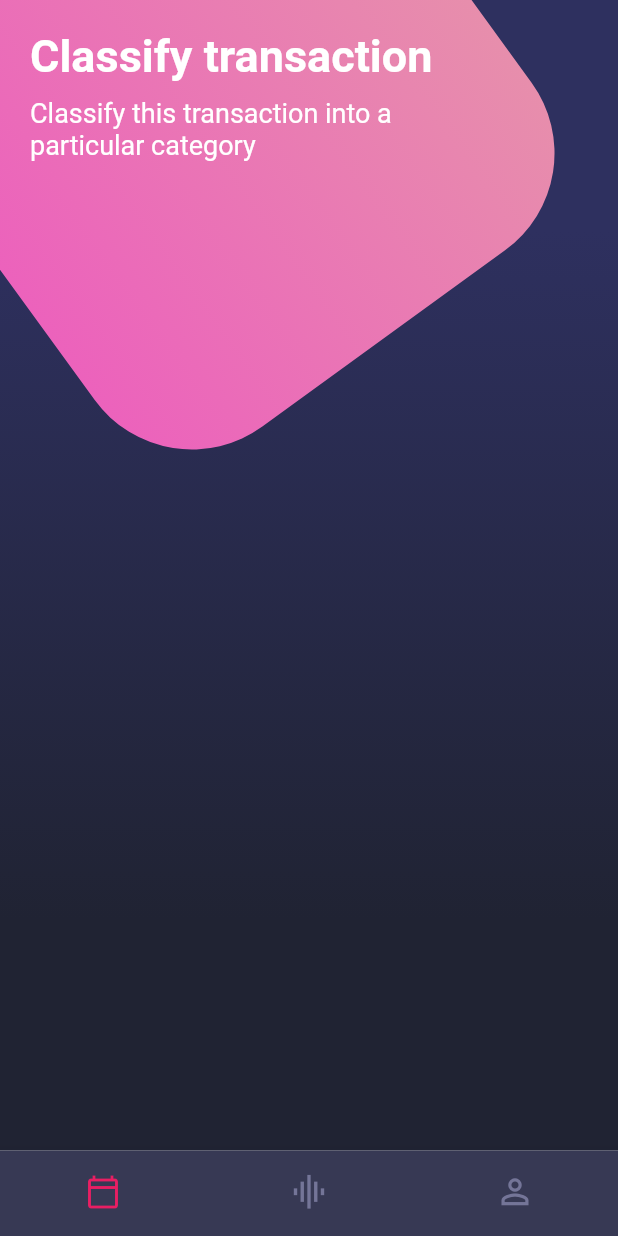
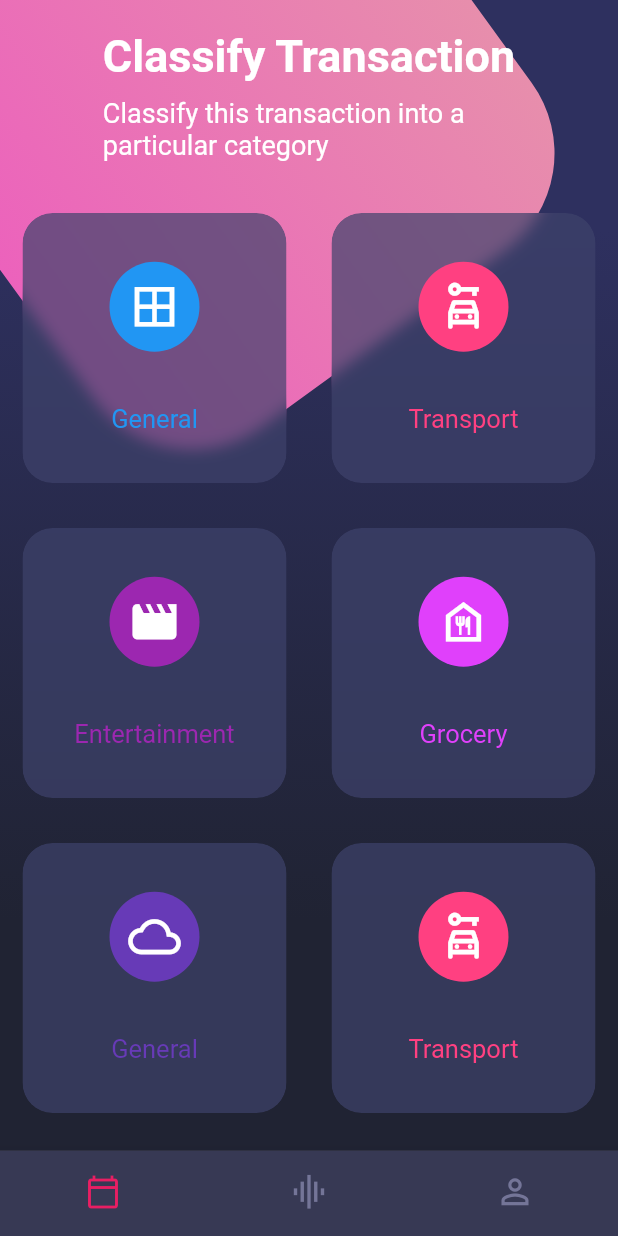
Before and after one commit to Jhon-Giraldo/design-practice-app, a Flutter app: the screen it shows after launch, on a phone screen of 412 x 824 dp. Run offline on Flutter 3.47's test engine with Material 2 defaults, Android fonts, the phone set to English and light mode, and no system bars.

Commit message:
Last design implemented

```diff
--- a/lib/main.dart
+++ b/lib/main.dart
@@ -17,6 +17,7 @@
         debugShowCheckedModeBanner: false,
         title: 'Material App',
         initialRoute: 'home_screen',
+        theme: ThemeData.dark(),
         routes: {
           'basic_design': (_) => const BasicDesignScreen(),
           'scroll_screen': (_) => const ScrollScreen(),
--- a/lib/screens/home_screen.dart
+++ b/lib/screens/home_screen.dart
@@ -1,7 +1,8 @@
+import 'package:flutter/material.dart';
 import 'package:design_practice_1/screens/page_title.dart';
 import 'package:design_practice_1/widgets/brackground.dart';
+import 'package:design_practice_1/widgets/card_table.dart';
 import 'package:design_practice_1/widgets/custom_button_navigation_bar.dart';
-import 'package:flutter/material.dart';
 
 class HomeScreen extends StatelessWidget {
   @override
@@ -32,7 +33,11 @@
         children: [
 
           //Titles
-          PageTitle()
+          PageTitle(),
+
+          //Card Table
+          CardTable(),
+
 
         ],
       ),
--- a/lib/screens/page_title.dart
+++ b/lib/screens/page_title.dart
@@ -12,7 +12,7 @@
         child: Column(
           crossAxisAlignment: CrossAxisAlignment.start,
           children: [
-            Text('Classify transaction', style: TextStyle(fontWeight: FontWeight.bold, fontSize: 30, color: Colors.white)),
+            Text('Classify Transaction', style: TextStyle(fontWeight: FontWeight.bold, fontSize: 30, color: Colors.white)),
             SizedBox(height: 10),
             Text('Classify this transaction into a \nparticular category', style: TextStyle(fontSize: 18, color: Colors.white))
           ],
--- /dev/null
+++ b/lib/widgets/card_table.dart
@@ -0,0 +1,107 @@
+import 'dart:ui';
+
+import 'package:flutter/material.dart';
+
+class CardTable extends StatelessWidget {
+  const CardTable({super.key});
+
+  @override
+  Widget build(BuildContext context) {
+    return Table(
+      children: [
+        TableRow(children: [
+          _SingleCard(
+              color: Colors.blue, icon: Icons.border_all, text: 'General'),
+          _SingleCard(
+              color: Colors.pinkAccent,
+              icon: Icons.car_rental_outlined,
+              text: 'Transport')
+        ]),
+        TableRow(children: [
+          _SingleCard(
+              color: Colors.purple, icon: Icons.movie, text: 'Entertainment'),
+          _SingleCard(
+              color: Colors.purpleAccent,
+              icon: Icons.food_bank_outlined,
+              text: 'Grocery')
+        ]),
+        TableRow(children: [
+          _SingleCard(
+              color: Colors.deepPurple,
+              icon: Icons.cloud_outlined,
+              text: 'General'),
+          _SingleCard(
+              color: Colors.pinkAccent,
+              icon: Icons.car_rental_outlined,
+              text: 'Transport')
+        ]),
+        TableRow(children: [
+          _SingleCard(
+              color: Colors.indigo, icon: Icons.settings, text: 'Settings'),
+          _SingleCard(
+              color: Colors.cyanAccent.shade700,
+              icon: Icons.logout_outlined,
+              text: 'Log Out')
+        ]),
+      ],
+    );
+  }
+}
+
+class _SingleCard extends StatelessWidget {
+  final Color color;
+  final IconData icon;
+  final String text;
+
+  const _SingleCard(
+      {super.key, required this.icon, required this.color, required this.text});
+
+  @override
+  Widget build(BuildContext context) {
+
+    return _CardBackground(
+      child: Column(
+        mainAxisAlignment: MainAxisAlignment.center,
+        children: [
+          CircleAvatar(
+            backgroundColor: this.color,
+            child: Icon(this.icon, size: 35, color: Colors.white),
+            radius: 30,
+          ),
+          SizedBox(height: 35),
+          Text(this.text,
+            style: TextStyle(color: this.color, fontSize: 17))
+        ],
+      )
+    );
+  }
+}
+
+class _CardBackground extends StatelessWidget {
+
+  final Widget child;
+
+  const _CardBackground({
+    super.key,
+    required this.child});
+
+  @override
+  Widget build(BuildContext context) {
+    return Container(
+      margin: EdgeInsets.all(15),
+      child: ClipRRect(
+        borderRadius: BorderRadius.circular(20),
+        child: BackdropFilter(
+          filter: ImageFilter.blur(sigmaX: 5, sigmaY: 5),
+          child: Container(
+            height: 180,
+            decoration: BoxDecoration(
+                color: Color.fromRGBO(62, 66, 107, 0.7),
+                borderRadius: BorderRadius.circular(20)),
+            child: this.child,
+          ),
+        ),
+      ),
+    );
+  }
+}
```
